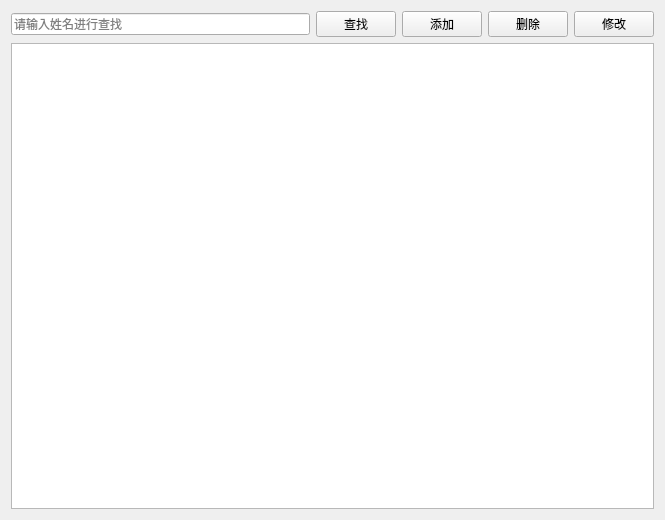
This is patientview.ui in ygzuxts/dazuoye as Qt 5 draws it before an edit. The edited form follows.
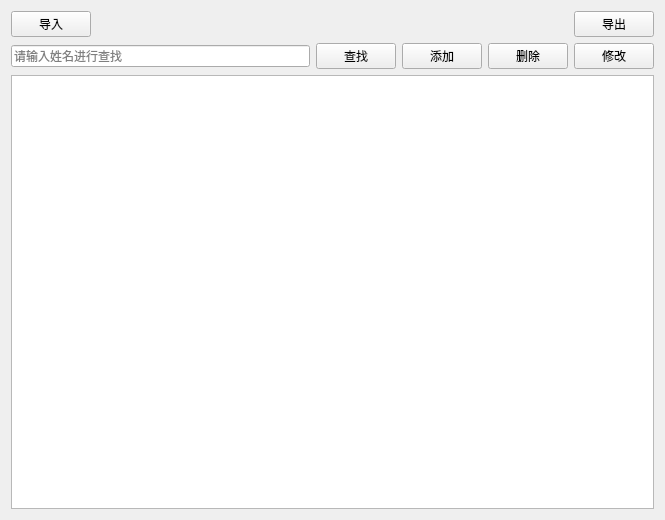
This is the edited form. Icons and pictures are not drawn.

Commit message: 患者医生的导入导出已实现

Diff of the .ui file:
```diff
--- a/patientview.ui
+++ b/patientview.ui
@@ -14,6 +14,37 @@
    <string>患者管理</string>
   </property>
   <layout class="QVBoxLayout" name="verticalLayout">
+   <item>
+    <layout class="QHBoxLayout" name="horizontalLayout_2">
+     <item>
+      <widget class="QPushButton" name="btImport">
+       <property name="text">
+        <string>导入</string>
+       </property>
+      </widget>
+     </item>
+     <item>
+      <spacer name="horizontalSpacer">
+       <property name="orientation">
+        <enum>Qt::Orientation::Horizontal</enum>
+       </property>
+       <property name="sizeHint" stdset="0">
+        <size>
+         <width>40</width>
+         <height>20</height>
+        </size>
+       </property>
+      </spacer>
+     </item>
+     <item>
+      <widget class="QPushButton" name="btExport">
+       <property name="text">
+        <string>导出</string>
+       </property>
+      </widget>
+     </item>
+    </layout>
+   </item>
    <item>
     <layout class="QHBoxLayout" name="horizontalLayout">
      <item>
```
The commit also changes 4 other files.
